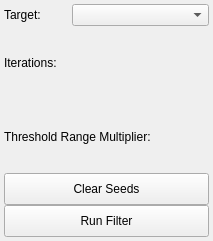
The window that src/Interface/ToolInterface/ConfidenceConnectedFilterInterface.ui (SCIInstitute/Seg3D) describes before a commit, drawn with Qt 5.
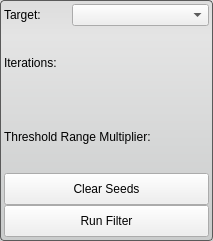
The same window after the commit.

Commit message: updates to all tool interfaces

The edit to the form file:
```diff
--- a/src/Interface/ToolInterface/ConfidenceConnectedFilterInterface.ui
+++ b/src/Interface/ToolInterface/ConfidenceConnectedFilterInterface.ui
@@ -37,6 +37,13 @@
   <property name="windowTitle">
    <string>Form</string>
   </property>
+  <property name="styleSheet">
+   <string notr="true">QWidget#ConfidenceConnectedFilterInterface{
+  border-radius: 4px;
+  border: 1px solid rgb(90, 90, 90);
+  background-color: qlineargradient(spread:pad, x1:0.5, y1:0, x2:0.5, y2:0.960227, stop:0 rgba(221, 221, 221, 255), stop:0.155779 rgba(228, 228, 228, 255), stop:1 rgba(202, 204, 204, 255));      
+}</string>
+  </property>
   <layout class="QVBoxLayout" name="verticalLayout_2">
    <property name="spacing">
     <number>0</number>
```
The commit also changes 26 other files.
